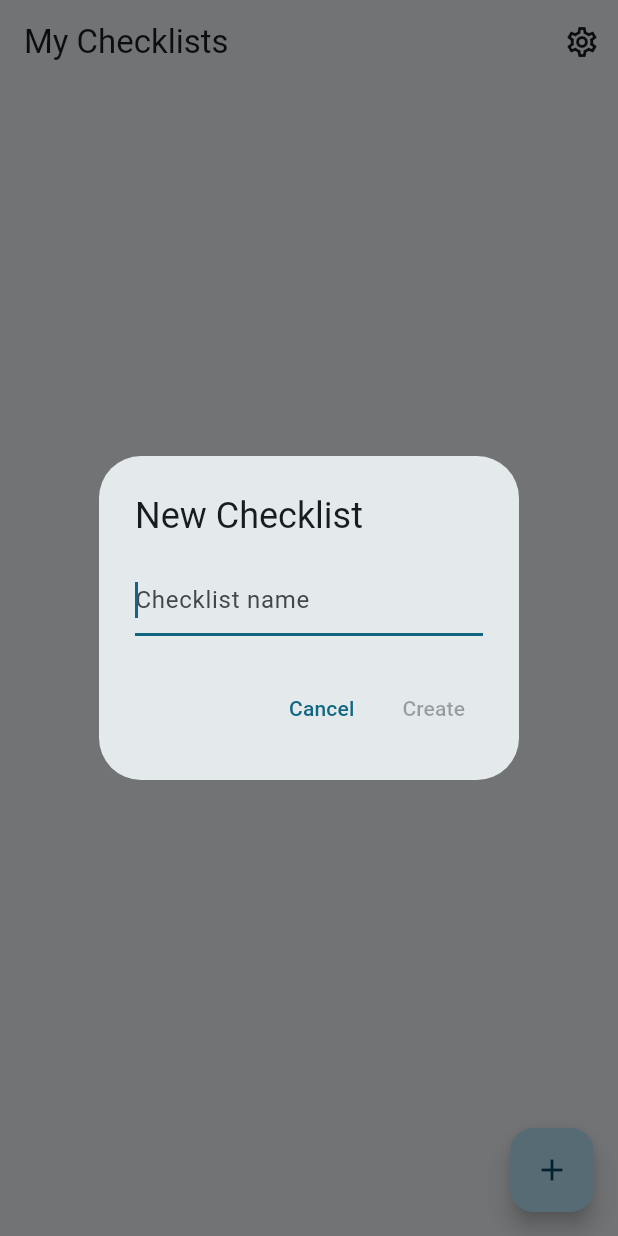
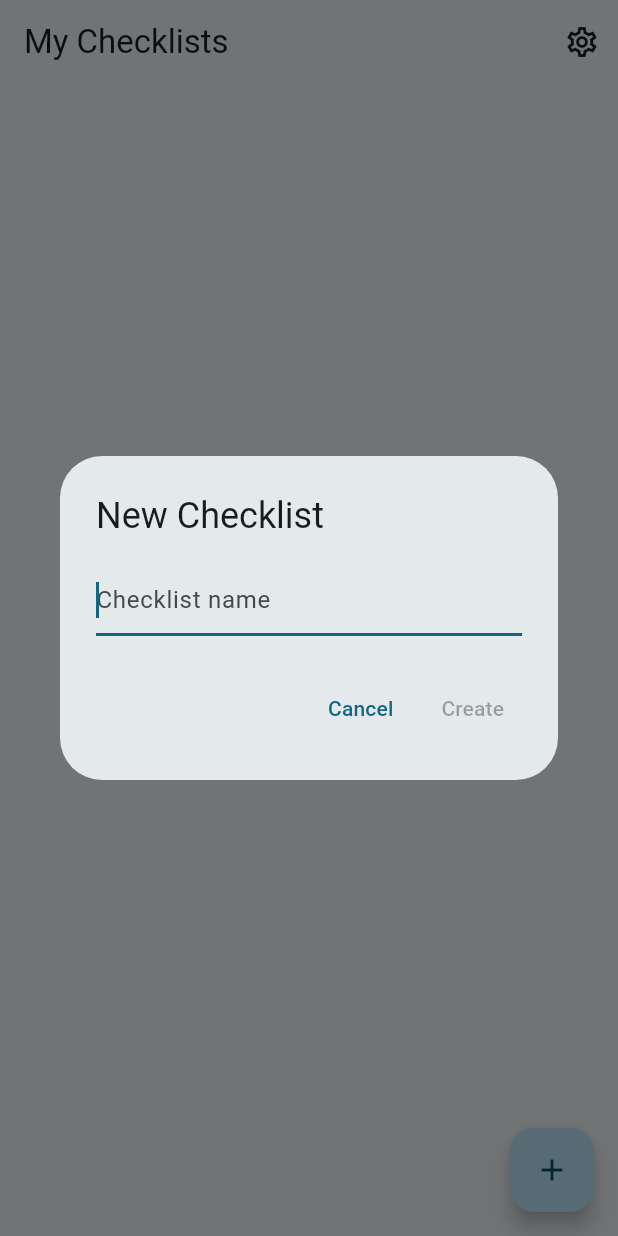
Before and after one commit to amacchia/reusable-checklists, a Flutter app: the screen it shows after launch, after a tap on the "add" icon, on a phone screen of 412 x 824 dp. Run offline on Flutter 3.47's test engine with Material 3 defaults, Android fonts, the phone set to English and light mode, and no system bars; our stand-ins replace hive_ce, hive_ce_flutter, shared_preferences; accounts and stored records are empty.

Commit message:
Add adaptive UI for larger screens
- Add breakpoint constants and responsive utilities (compact <600dp, medium 600-839dp, expanded >=840dp)
- Add NavigationRail with Checklists and Settings destinations on medium/expanded screens
- Add master-detail layout: checklist list on left, detail on right (40/60 medium, 35/65 expanded)
- Extract ChecklistListBody and ChecklistDetailBody as reusable widgets
- Add ConstrainedScaffoldBody for max-width centering on wide screens
- Add max-width constraints to SettingsScreen (500dp), ChecklistDetailBody (600dp), and dialogs (400dp)
- Add optional iconSize param to EmptyStateWidget
- Show settings gear icon in AppBar only on compact screens (rail handles it on wide screens)
- Back press in master-detail deselects first, then pops
- Compact screens retain existing push-based navigation unchanged

```diff
--- a/lib/core/constants/app_strings.dart
+++ b/lib/core/constants/app_strings.dart
@@ -41,4 +41,7 @@ class AppStrings {
   static const clipboardEmpty = 'Clipboard is empty';
   static const importSucceeded = '{count} checklist(s) imported';
   static const importFailed = 'Import failed: {reason}';
+  static const selectChecklist = 'Select a checklist';
+  static const selectChecklistSubtitle = 'Choose a checklist from the list';
+  static const checklists = 'Checklists';
 }
--- /dev/null
+++ b/lib/core/constants/breakpoints.dart
@@ -0,0 +1,4 @@
+class Breakpoints {
+  static const double compact = 600;
+  static const double medium = 840;
+}
--- /dev/null
+++ b/lib/core/utils/responsive_utils.dart
@@ -0,0 +1,18 @@
+import 'package:flutter/material.dart';
+
+import '../constants/breakpoints.dart';
+
+class ResponsiveUtils {
+  static bool isCompact(BuildContext context) {
+    return MediaQuery.sizeOf(context).width < Breakpoints.compact;
+  }
+
+  static bool isMedium(BuildContext context) {
+    final width = MediaQuery.sizeOf(context).width;
+    return width >= Breakpoints.compact && width < Breakpoints.medium;
+  }
+
+  static bool isExpanded(BuildContext context) {
+    return MediaQuery.sizeOf(context).width >= Breakpoints.medium;
+  }
+}
--- a/lib/main.dart
+++ b/lib/main.dart
@@ -6,7 +6,6 @@ import 'package:provider/provider.dart';
 import 'package:shared_preferences/shared_preferences.dart';
 
 import 'core/constants/app_theme.dart';
-import 'core/navigation/route_observer.dart';
 import 'data/models/checklist.dart';
 import 'data/repositories/checklist_repository.dart';
 import 'data/repositories/hive_checklist_repository.dart';
@@ -16,8 +15,8 @@ import 'hive_registrar.g.dart';
 import 'viewmodels/checklist_detail_viewmodel.dart';
 import 'viewmodels/checklist_list_viewmodel.dart';
 import 'viewmodels/theme_viewmodel.dart';
+import 'views/screens/adaptive_layout_shell.dart';
 import 'views/screens/checklist_detail_screen.dart';
-import 'views/screens/checklist_list_screen.dart';
 import 'views/screens/settings_screen.dart';
 
 Future<void> main() async {
@@ -66,14 +65,9 @@ class MainApp extends StatelessWidget {
             theme: AppTheme.lightTheme,
             darkTheme: AppTheme.darkTheme,
             themeMode: themeVm.themeMode,
-            navigatorObservers: [routeObserver],
-            initialRoute: '/',
+            home: const AdaptiveLayoutShell(),
             onGenerateRoute: (settings) {
               switch (settings.name) {
-                case '/':
-                  return MaterialPageRoute(
-                    builder: (_) => const ChecklistListScreen(),
-                  );
                 case '/detail':
                   final checklistId = settings.arguments;
                   if (checklistId is! String) return null;
--- /dev/null
+++ b/lib/views/screens/adaptive_layout_shell.dart
@@ -0,0 +1,64 @@
+import 'package:flutter/material.dart';
+
+import '../../core/constants/app_strings.dart';
+import '../../core/utils/responsive_utils.dart';
+import 'checklist_master_detail_screen.dart';
+import 'settings_screen.dart';
+
+class AdaptiveLayoutShell extends StatefulWidget {
+  const AdaptiveLayoutShell({super.key});
+
+  @override
+  State<AdaptiveLayoutShell> createState() => _AdaptiveLayoutShellState();
+}
+
+class _AdaptiveLayoutShellState extends State<AdaptiveLayoutShell> {
+  int _selectedIndex = 0;
+
+  @override
+  Widget build(BuildContext context) {
+    if (ResponsiveUtils.isCompact(context)) {
+      return _buildCompactLayout();
+    }
+    return _buildWideLayout();
+  }
+
+  Widget _buildCompactLayout() {
+    return const ChecklistMasterDetailScreen();
+  }
+
+  Widget _buildWideLayout() {
+    final colorScheme = Theme.of(context).colorScheme;
+    return Scaffold(
+      body: Row(
+        children: [
+          NavigationRail(
+            selectedIndex: _selectedIndex,
+            onDestinationSelected: (index) {
+              setState(() => _selectedIndex = index);
+            },
+            labelType: NavigationRailLabelType.all,
+            backgroundColor: colorScheme.surface,
+            destinations: const [
+              NavigationRailDestination(
+                icon: Icon(Icons.checklist_outlined),
+                selectedIcon: Icon(Icons.checklist),
+                label: Text(AppStrings.checklists),
+              ),
+              NavigationRailDestination(
+                icon: Icon(Icons.settings_outlined),
+                selectedIcon: Icon(Icons.settings),
+                label: Text(AppStrings.settings),
+              ),
+            ],
+          ),
+          Expanded(
+            child: _selectedIndex == 0
+                ? const ChecklistMasterDetailScreen()
+                : const SettingsScreen(showAppBar: false),
+          ),
+        ],
+      ),
+    );
+  }
+}
--- a/lib/views/screens/checklist_list_screen.dart
+++ b/lib/views/screens/checklist_list_screen.dart
@@ -11,7 +11,9 @@ import '../widgets/empty_state_widget.dart';
 import '../widgets/new_checklist_dialog.dart';
 
 class ChecklistListScreen extends StatefulWidget {
-  const ChecklistListScreen({super.key});
+  final bool showSettingsAction;
+
+  const ChecklistListScreen({super.key, this.showSettingsAction = true});
 
   @override
   State<ChecklistListScreen> createState() => _ChecklistListScreenState();
@@ -181,6 +183,7 @@ class _ChecklistListScreenState extends State<ChecklistListScreen>
                 : AppBar(
                     title: const Text(AppStrings.appTitle),
                     actions: [
+                      if (widget.showSettingsAction)
                         IconButton(
                           icon: const Icon(Icons.settings_outlined),
                           onPressed: () =>
@@ -188,7 +191,13 @@ class _ChecklistListScreenState extends State<ChecklistListScreen>
                         ),
                     ],
                   ),
-            body: _buildBody(vm),
+            body: ChecklistListBody(
+              vm: vm,
+              isSelectionMode: _isSelectionMode,
+              selectedIds: _selectedIds,
+              onToggleSelection: _toggleSelection,
+              onStartSelection: _startSelection,
+            ),
             floatingActionButton: _isSelectionMode
                 ? null
                 : FloatingActionButton(
@@ -201,7 +210,38 @@ class _ChecklistListScreenState extends State<ChecklistListScreen>
     );
   }
 
-  Widget _buildBody(ChecklistListViewModel vm) {
+  Future<void> _showNewChecklistDialog(BuildContext context) async {
+    final vm = context.read<ChecklistListViewModel>();
+    final name = await showAdaptiveDialog<String>(
+      context: context,
+      builder: (_) => const NewChecklistDialog(),
+    );
+    if (name != null) {
+      await vm.createChecklist(name);
+    }
+  }
+}
+
+class ChecklistListBody extends StatelessWidget {
+  final ChecklistListViewModel vm;
+  final bool isSelectionMode;
+  final Set<String> selectedIds;
+  final ValueChanged<String> onToggleSelection;
+  final ValueChanged<String> onStartSelection;
+  final ValueChanged<String>? onChecklistTap;
+
+  const ChecklistListBody({
+    super.key,
+    required this.vm,
+    required this.isSelectionMode,
+    required this.selectedIds,
+    required this.onToggleSelection,
+    required this.onStartSelection,
+    this.onChecklistTap,
+  });
+
+  @override
+  Widget build(BuildContext context) {
     if (vm.isLoading) {
       return const Center(child: CircularProgressIndicator.adaptive());
     }
@@ -223,28 +263,22 @@ class _ChecklistListScreenState extends State<ChecklistListScreen>
           key: ValueKey(checklist.id),
           checklist: checklist,
           reorderIndex: index,
-          isSelectionMode: _isSelectionMode,
-          isSelected: _selectedIds.contains(checklist.id),
+          isSelectionMode: isSelectionMode,
+          isSelected: selectedIds.contains(checklist.id),
           onTap: () {
+            final customTap = onChecklistTap;
+            if (customTap != null) {
+              customTap(checklist.id);
+            } else {
               unawaited(
                 Navigator.pushNamed(context, '/detail', arguments: checklist.id),
               );
+            }
           },
-          onLongPress: () => _startSelection(checklist.id),
-          onSelectionTap: () => _toggleSelection(checklist.id),
+          onLongPress: () => onStartSelection(checklist.id),
+          onSelectionTap: () => onToggleSelection(checklist.id),
         );
       },
     );
   }
-
-  Future<void> _showNewChecklistDialog(BuildContext context) async {
-    final vm = context.read<ChecklistListViewModel>();
-    final name = await showAdaptiveDialog<String>(
-      context: context,
-      builder: (_) => const NewChecklistDialog(),
-    );
-    if (name != null) {
-      await vm.createChecklist(name);
 }
-  }
-}
--- a/lib/views/widgets/empty_state_widget.dart
+++ b/lib/views/widgets/empty_state_widget.dart
@@ -4,12 +4,14 @@ class EmptyStateWidget extends StatelessWidget {
   final String title;
   final String subtitle;
   final IconData icon;
+  final double iconSize;
 
   const EmptyStateWidget({
     super.key,
     required this.title,
     required this.subtitle,
     required this.icon,
+    this.iconSize = 64,
   });
 
   @override
@@ -19,7 +21,7 @@ class EmptyStateWidget extends StatelessWidget {
       child: Column(
         mainAxisSize: MainAxisSize.min,
         children: [
-          Icon(icon, size: 64, color: colorScheme.outline),
+          Icon(icon, size: iconSize, color: colorScheme.outline),
           const SizedBox(height: 16),
           Text(
             title,
--- a/lib/views/widgets/new_checklist_dialog.dart
+++ b/lib/views/widgets/new_checklist_dialog.dart
@@ -22,7 +22,9 @@ class _NewChecklistDialogState extends State<NewChecklistDialog> {
   Widget build(BuildContext context) {
     return AlertDialog.adaptive(
       title: const Text(AppStrings.newChecklist),
-      content: TextField(
+      content: SizedBox(
+        width: 400,
+        child: TextField(
         controller: _controller,
         autofocus: true,
         decoration: const InputDecoration(
@@ -31,6 +33,7 @@ class _NewChecklistDialogState extends State<NewChecklistDialog> {
         textCapitalization: TextCapitalization.words,
         onChanged: (_) => setState(() {}),
         onSubmitted: (_) => _submit(),
+      ),
       ),
       actions: [
         TextButton(
--- a/lib/views/widgets/text_input_dialog.dart
+++ b/lib/views/widgets/text_input_dialog.dart
@@ -45,13 +45,16 @@ class _TextInputDialogState extends State<TextInputDialog> {
   Widget build(BuildContext context) {
     return AlertDialog.adaptive(
       title: Text(widget.title),
-      content: TextField(
+      content: SizedBox(
+        width: 400,
+        child: TextField(
           controller: _controller,
           autofocus: true,
           decoration: InputDecoration(hintText: widget.hint),
           textCapitalization: widget.textCapitalization,
           onChanged: (_) => setState(() {}),
           onSubmitted: (_) => _submit(),
+        ),
       ),
       actions: [
         TextButton(
```
Also changed, not shown: lib/views/screens/checklist_detail_screen.dart (+21 -12 lines), lib/views/screens/checklist_master_detail_screen.dart (added, +265 -0 lines), lib/views/screens/settings_screen.dart (+13 -5 lines), lib/views/widgets/constrained_scaffold_body.dart (added, +22 -0 lines), 1 other file. Lines whose indentation alone changed are shown as unchanged.
